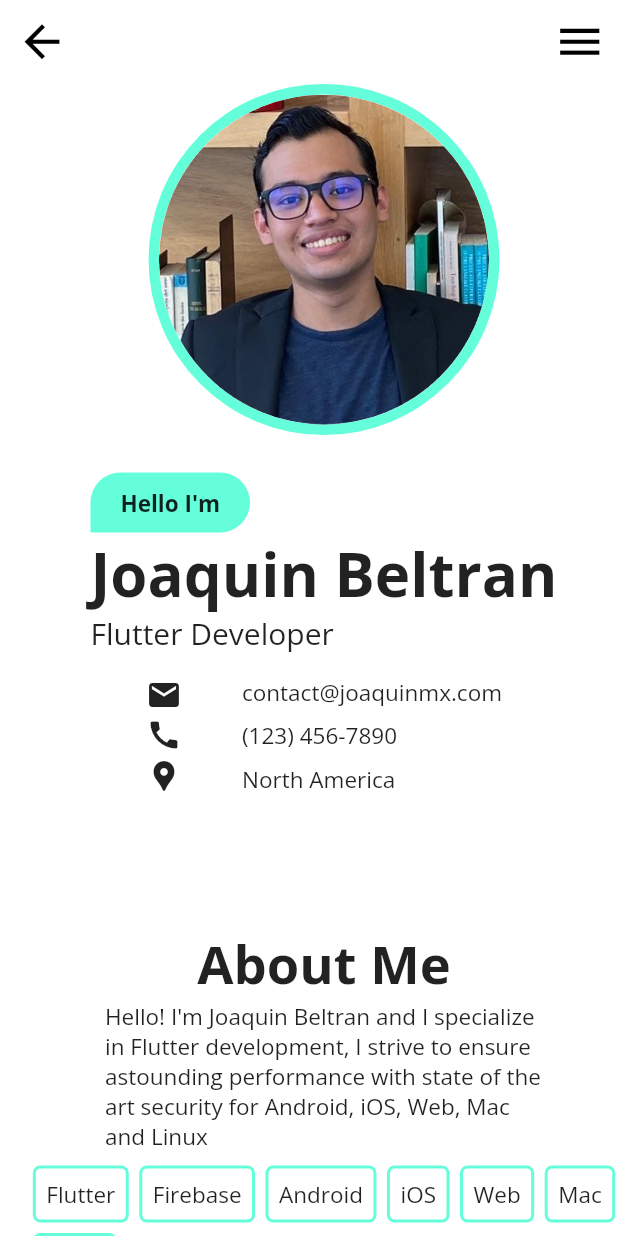
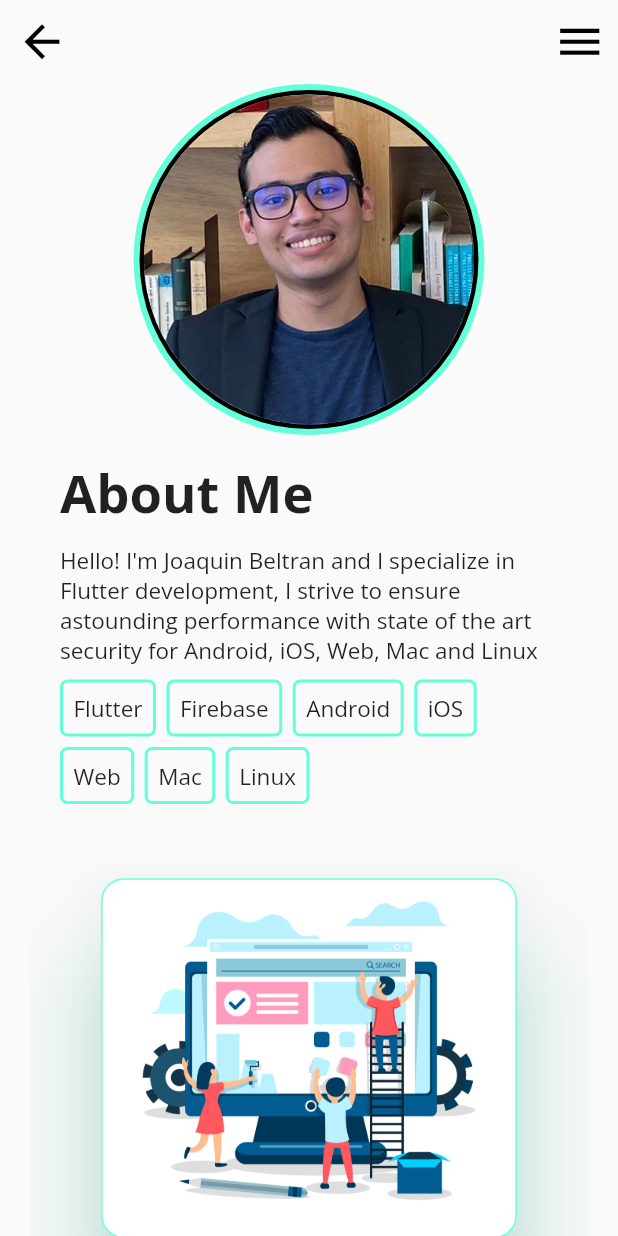
Before and after one commit to JoaquinMX/website_portfolio_flutter, a Flutter app: the screen it shows after launch, after a tap on the "menu" icon, after a tap on "About", on a phone screen of 412 x 824 dp. Run offline on Flutter 3.47's test engine with Material 2 defaults, Android fonts, the light colour scheme and no system bars; our stand-ins replace flutter_svg, google_fonts, url_strategy.

Commit message:
feat: About mobile page

```diff
--- /dev/null
+++ b/lib/components/about_me_section.dart
@@ -0,0 +1,53 @@
+import 'package:flutter/material.dart';
+import 'package:flutter_portfolio/components/sans.dart';
+import 'package:flutter_portfolio/components/skill_capsule.dart';
+
+class AboutMeSectionMobile extends StatelessWidget {
+  const AboutMeSectionMobile({
+    super.key,
+  });
+
+  @override
+  Widget build(BuildContext context) {
+    return Padding(
+      padding: const EdgeInsets.symmetric(
+        horizontal: 20,
+      ),
+      child: Column(
+        crossAxisAlignment: CrossAxisAlignment.start,
+        mainAxisAlignment: MainAxisAlignment.center,
+        children: [
+          Sans(
+            text: "About Me",
+            size: 35,
+            isBold: true,
+          ),
+          SizedBox(
+            height: 10,
+          ),
+          Sans(
+            text:
+                "Hello! I'm Joaquin Beltran and I specialize in Flutter development, I strive to ensure astounding performance with state of the art security for Android, iOS, Web, Mac and Linux",
+            size: 15,
+          ),
+          const SizedBox(
+            height: 10,
+          ),
+          const Wrap(
+            spacing: 7.0,
+            runSpacing: 7.0,
+            children: [
+              SkillCapsule(text: "Flutter"),
+              SkillCapsule(text: "Firebase"),
+              SkillCapsule(text: "Android"),
+              SkillCapsule(text: "iOS"),
+              SkillCapsule(text: "Web"),
+              SkillCapsule(text: "Mac"),
+              SkillCapsule(text: "Linux"),
+            ],
+          ),
+        ],
+      ),
+    );
+  }
+}
--- a/lib/components/custom_drawer.dart
+++ b/lib/components/custom_drawer.dart
@@ -66,14 +66,17 @@ class CustomDrawerMobile extends StatelessWidget {
         mainAxisAlignment: MainAxisAlignment.center,
         children: [
           DrawerHeader(
+            padding: const EdgeInsets.only(bottom: 20),
             child: Container(
               decoration: BoxDecoration(
                 shape: BoxShape.circle,
                 border: Border.all(width: 2, color: Colors.black),
               ),
-              child: Image.asset("assets/imgs/profile_picture_circle.png"),
+              child: Image.asset(
+                "assets/imgs/profile_picture_circle.png",
+                filterQuality: FilterQuality.high,
+              ),
             ),
-            padding: const EdgeInsets.only(bottom: 20),
           ),
           const TabsMobile(text: "Home", route: '/'),
           const SizedBox(
--- a/lib/components/service_card.dart
+++ b/lib/components/service_card.dart
@@ -3,8 +3,8 @@ import 'package:flutter_portfolio/components/sans.dart';
 
 class ServiceCard extends StatefulWidget {
   final String imagePath;
-  final String title;
-  final String text;
+  final String? title;
+  final String? text;
   final fit;
   final reverse;
   final double? width;
@@ -12,9 +12,9 @@ class ServiceCard extends StatefulWidget {
   const ServiceCard({
     super.key,
     required this.imagePath,
-    required this.title,
-    required this.text,
     required this.reverse,
+    this.title,
+    this.text,
     this.fit,
     this.width,
     this.height,
@@ -61,16 +61,20 @@ class _ServiceCardState extends State<ServiceCard>
               const SizedBox(
                 height: 10,
               ),
-              Sans(
-                text: widget.title,
-                size: 15,
-                isBold: true,
-              ),
-              Sans(
-                text: widget.text,
-                size: 13,
-                width: widget.width ?? 200,
-              ),
+              widget.title != null
+                  ? Sans(
+                      text: widget.title!,
+                      size: 15,
+                      isBold: true,
+                    )
+                  : const SizedBox(),
+              widget.text != null
+                  ? Sans(
+                      text: widget.text!,
+                      size: 13,
+                      width: widget.width ?? 200,
+                    )
+                  : const SizedBox(),
             ],
           ),
         ),
--- /dev/null
+++ b/lib/components/services_section.dart
@@ -0,0 +1,36 @@
+import 'package:flutter/material.dart';
+import 'package:flutter_portfolio/components/sans.dart';
+import 'package:flutter_portfolio/components/service_card.dart';
+
+class ServicesSectionMobile extends StatelessWidget {
+  const ServicesSectionMobile({
+    super.key,
+    required this.width,
+    required this.service1,
+    required this.service2,
+    required this.service3,
+  });
+  final double width;
+  final ServiceCard service1;
+  final ServiceCard service2;
+  final ServiceCard service3;
+
+  @override
+  Widget build(BuildContext context) {
+    return Column(
+      crossAxisAlignment: CrossAxisAlignment.center,
+      children: [
+        Sans(text: "What I do", size: 35, isBold: true),
+        service1,
+        const SizedBox(
+          height: 35,
+        ),
+        service2,
+        const SizedBox(
+          height: 35,
+        ),
+        service3,
+      ],
+    );
+  }
+}
--- /dev/null
+++ b/lib/mobile/about_mobile.dart
@@ -0,0 +1,129 @@
+import 'package:flutter/material.dart';
+import 'package:flutter_portfolio/components/about_me_section.dart';
+import 'package:flutter_portfolio/components/custom_drawer.dart';
+import 'package:flutter_portfolio/components/sans.dart';
+import 'package:flutter_portfolio/components/service_card.dart';
+
+class AboutMobile extends StatefulWidget {
+  const AboutMobile({super.key});
+
+  @override
+  State<AboutMobile> createState() => _AboutMobileState();
+}
+
+class _AboutMobileState extends State<AboutMobile> {
+  @override
+  Widget build(BuildContext context) {
+    double width = MediaQuery.of(context).size.width;
+    return SafeArea(
+      child: Scaffold(
+        appBar: AppBar(
+          backgroundColor: Colors.transparent,
+          elevation: 0,
+          iconTheme: const IconThemeData(
+            size: 35,
+            color: Colors.black,
+          ),
+        ),
+        endDrawer: CustomDrawerMobile(),
+        body: Padding(
+          padding: EdgeInsets.symmetric(horizontal: 20),
+          child: ListView(
+            children: [
+              //Introduction
+              CircleAvatar(
+                radius: 117,
+                backgroundColor: Colors.tealAccent,
+                child: CircleAvatar(
+                  radius: 113,
+                  backgroundColor: Colors.black,
+                  child: CircleAvatar(
+                    radius: 110,
+                    backgroundColor: Colors.white,
+                    child: Image.asset(
+                      "assets/imgs/profile_picture_circle.png",
+                      filterQuality: FilterQuality.high,
+                    ),
+                  ),
+                ),
+              ),
+              SizedBox(height: 15),
+              AboutMeSectionMobile(),
+              SizedBox(height: 40),
+              // Web Development
+              Column(
+                crossAxisAlignment: CrossAxisAlignment.center,
+                children: [
+                  ServiceCard(
+                    imagePath: "assets/imgs/portfolio/webL.png",
+                    reverse: false,
+                    width: width * 0.6,
+                  ),
+                  SizedBox(
+                    height: 30,
+                  ),
+                  Sans(text: "Web Development", size: 20, isBold: true),
+                  SizedBox(
+                    height: 10,
+                  ),
+                  Sans(
+                    text:
+                        "I'm here to build your presence online with state of the art web apps",
+                    size: 15,
+                  ),
+                ],
+              ),
+              Column(
+                crossAxisAlignment: CrossAxisAlignment.center,
+                children: [
+                  ServiceCard(
+                    imagePath: "assets/imgs/portfolio/app.png",
+                    width: width * 0.6,
+                    reverse: true,
+                  ),
+                  SizedBox(
+                    height: 30,
+                  ),
+                  Sans(text: "App Development", size: 20, isBold: true),
+                  SizedBox(
+                    height: 10,
+                  ),
+                  Sans(
+                    text:
+                        "Do you need a high-performance, responsive and beautiful app? Don't worry I've got you covered",
+                    size: 15,
+                  ),
+                ],
+              ),
+              Column(
+                crossAxisAlignment: CrossAxisAlignment.center,
+                children: [
+                  ServiceCard(
+                    imagePath: "assets/imgs/portfolio/firebase.png",
+                    width: width * 0.6,
+                    reverse: false,
+                  ),
+                  SizedBox(
+                    height: 30,
+                  ),
+                  Sans(text: "Back-end Development", size: 20, isBold: true),
+                  SizedBox(
+                    height: 10,
+                  ),
+                  Sans(
+                    text:
+                        "Do you want your back-end to be highly scalable and secure? Let's have a conversation on How I can help you with that",
+                    size: 15,
+                  ),
+                ],
+              ),
+              SizedBox(
+                height: 20,
+              )
+            ],
+          ),
+        ),
+      ),
+    );
+  }
+}
--- a/lib/mobile/landing_page_mobile.dart
+++ b/lib/mobile/landing_page_mobile.dart
@@ -1,8 +1,9 @@
 import 'package:flutter/material.dart';
+import 'package:flutter_portfolio/components/about_me_section.dart';
 import 'package:flutter_portfolio/components/contact_me.dart';
 import 'package:flutter_portfolio/components/custom_drawer.dart';
 import 'package:flutter_portfolio/components/service_card.dart';
-import 'package:flutter_portfolio/components/skill_capsule.dart';
+import 'package:flutter_portfolio/components/services_section.dart';
 
 import '../components/sans.dart';
 
@@ -30,14 +31,8 @@ class _LandingPageMobileState extends State<LandingPageMobile> {
           color: Colors.black,
         ),
       ),
-      endDrawer: CustomDrawerMobile(),
+      endDrawer: const CustomDrawerMobile(),
       body: ListView(
-        children: [
-          // First Section
-          Padding(
-            padding: const EdgeInsets.only(left: 20),
-            child: Column(
-              crossAxisAlignment: CrossAxisAlignment.center,
         children: [
           const CircleAvatar(
             radius: 117,
@@ -49,6 +44,12 @@ class _LandingPageMobileState extends State<LandingPageMobile> {
                   AssetImage("assets/imgs/profile_picture_circle.png"),
             ),
           ),
+          // First Section
+          Padding(
+            padding: const EdgeInsets.symmetric(horizontal: 20),
+            child: Column(
+              crossAxisAlignment: CrossAxisAlignment.start,
+              children: [
                 const SizedBox(
                   height: 25,
                 ),
@@ -82,7 +83,7 @@ class _LandingPageMobileState extends State<LandingPageMobile> {
                   height: 15,
                 ),
                 Row(
-                  mainAxisAlignment: MainAxisAlignment.center,
+                  mainAxisAlignment: MainAxisAlignment.start,
                   children: [
                     const Wrap(
                       direction: Axis.vertical,
@@ -126,83 +127,16 @@ class _LandingPageMobileState extends State<LandingPageMobile> {
             height: 90,
           ),
           // Second Section
-          Padding(
-            padding: const EdgeInsets.only(
-              left: 20,
-            ),
-            child: Column(
-              crossAxisAlignment: CrossAxisAlignment.center,
-              mainAxisAlignment: MainAxisAlignment.center,
-              children: [
-                Sans(
-                  text: "About Me",
-                  size: 35,
-                  isBold: true,
-                ),
-                Container(
-                  margin: const EdgeInsets.symmetric(horizontal: 50),
-                  child: Sans(
-                    text:
-                        "Hello! I'm Joaquin Beltran and I specialize in Flutter development, I strive to ensure astounding performance with state of the art security for Android, iOS, Web, Mac and Linux",
-                    size: 15,
-                  ),
-                ),
-                const SizedBox(
-                  height: 10,
-                ),
-                Wrap(
-                  spacing: 7.0,
-                  runSpacing: 7.0,
-                  children: [
-                    SkillCapsule(text: "Flutter"),
-                    SkillCapsule(text: "Firebase"),
-                    SkillCapsule(text: "Android"),
-                    SkillCapsule(text: "iOS"),
-                    SkillCapsule(text: "Web"),
-                    SkillCapsule(text: "Mac"),
-                    SkillCapsule(text: "Linux"),
-                  ],
-                ),
-              ],
-            ),
-          ),
+          const AboutMeSectionMobile(),
           const SizedBox(
             height: 60,
           ),
           // Third Section
-          Column(
-            crossAxisAlignment: CrossAxisAlignment.center,
-            children: [
-              Sans(text: "What I do", size: 35, isBold: true),
-              ServiceCard(
-                imagePath: "assets/imgs/portfolio/webL.png",
-                title: "Web Development",
-                text:
-                    "Pixel perfect designs for Web apps, responsive in all screen and performing properly around browsers.",
-                reverse: false,
-                width: width * 0.6,
-              ),
-              const SizedBox(
-                height: 35,
-              ),
-              ServiceCard(
-                imagePath: "assets/imgs/portfolio/app.png",
-                title: "App Development",
-                text:
-                    "Great performance apps, working properly in all devices included Android, iOS and Huawei (EMUI).",
-                width: width * 0.6,
-                reverse: true,
-              ),
-              const SizedBox(
-                height: 35,
-              ),
-              ServiceCard(
-                imagePath: "assets/imgs/portfolio/firebase.png",
-                title: "Back-end Development",
-                text:
-                    "DB for back-end, using the best practices. Use of NodeJS, MongoDB, Firebase and Supabase.",
-                width: width * 0.6,
-                reverse: false,
+          ServicesSectionMobile(
+            width: width,
+            service1: service1(width),
+            service2: service2(width),
+            service3: service3(width),
           ),
           const SizedBox(
             height: 60,
@@ -213,9 +147,34 @@ class _LandingPageMobileState extends State<LandingPageMobile> {
             height: 20,
           )
         ],
-          )
-        ],
       ),
     );
   }
+
+  ServiceCard service1(width) => ServiceCard(
+        imagePath: "assets/imgs/portfolio/webL.png",
+        title: "Web Development",
+        text:
+            "Pixel perfect designs for Web apps, responsive in all screen and performing properly around browsers.",
+        reverse: false,
+        width: width * 0.6,
+      );
+
+  ServiceCard service2(width) => ServiceCard(
+        imagePath: "assets/imgs/portfolio/app.png",
+        title: "App Development",
+        text:
+            "Great performance apps, working properly in all devices included Android, iOS and Huawei (EMUI).",
+        width: width * 0.6,
+        reverse: true,
+      );
+
+  ServiceCard service3(width) => ServiceCard(
+        imagePath: "assets/imgs/portfolio/firebase.png",
+        title: "Back-end Development",
+        text:
+            "DB for back-end, using the best practices. Use of NodeJS, MongoDB, Firebase and Supabase.",
+        width: width * 0.6,
+        reverse: false,
+      );
 }
--- a/lib/routes.dart
+++ b/lib/routes.dart
@@ -1,6 +1,8 @@
 import 'package:flutter/material.dart';
+import 'package:flutter_portfolio/mobile/about_mobile.dart';
 import 'package:flutter_portfolio/mobile/contact_mobile.dart';
 import 'package:flutter_portfolio/mobile/landing_page_mobile.dart';
+import 'package:flutter_portfolio/web/about_web.dart';
 import 'package:flutter_portfolio/web/contact_web.dart';
 import 'package:flutter_portfolio/web/landing_page_web.dart';
 
@@ -27,6 +29,16 @@ class Routes {
             return const ContactMobile();
           }),
         );
+      case '/about':
+        return MaterialPageRoute(
+          settings: settings,
+          builder: (_) => LayoutBuilder(builder: (context, constraints) {
+            if (constraints.maxWidth > 768) {
+              return const AboutWeb();
+            }
+            return const AboutMobile();
+          }),
+        );
       default:
         return MaterialPageRoute(
           settings: settings,
--- /dev/null
+++ b/lib/web/about_web.dart
@@ -0,0 +1,15 @@
+import 'package:flutter/material.dart';
+
+class AboutWeb extends StatefulWidget {
+  const AboutWeb({super.key});
+
+  @override
+  State<AboutWeb> createState() => _AboutWebState();
+}
+
+class _AboutWebState extends State<AboutWeb> {
+  @override
+  Widget build(BuildContext context) {
+    return const Placeholder();
+  }
+}
```
Lines whose indentation alone changed are shown as unchanged.
